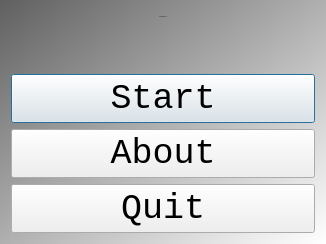
richelbilderbeek/ProjectRichelBilderbeek, file Tools/ToolRichelbilderbeekNlSitemapGenerator/qtsitemapgeneratormenudialog.ui: the form before one commit.
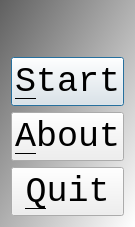
The form after the commit. Icons and pictures are not drawn.

```diff
--- a/Tools/ToolRichelbilderbeekNlSitemapGenerator/qtsitemapgeneratormenudialog.ui
+++ b/Tools/ToolRichelbilderbeekNlSitemapGenerator/qtsitemapgeneratormenudialog.ui
@@ -6,8 +6,8 @@
    <rect>
     <x>0</x>
     <y>0</y>
-    <width>326</width>
-    <height>244</height>
+    <width>129</width>
+    <height>179</height>
    </rect>
   </property>
   <property name="font">
@@ -32,25 +32,6 @@
 QPushButton { font: 32px, &quot;Courier&quot; }</string>
   </property>
   <layout class="QVBoxLayout" name="verticalLayout">
-   <item>
-    <widget class="QLabel" name="label_title">
-     <property name="font">
-      <font>
-       <family>,Courier</family>
-       <pointsize>-1</pointsize>
-       <weight>50</weight>
-       <italic>false</italic>
-       <bold>false</bold>
-      </font>
-     </property>
-     <property name="text">
-      <string>SitemapGenerator</string>
-     </property>
-     <property name="alignment">
-      <set>Qt::AlignCenter</set>
-     </property>
-    </widget>
-   </item>
    <item>
     <widget class="QWidget" name="widget" native="true">
      <layout class="QHBoxLayout" name="horizontalLayout">
@@ -117,21 +98,21 @@
    <item>
     <widget class="QPushButton" name="button_start">
      <property name="text">
-      <string>Start</string>
+      <string>&amp;Start</string>
      </property>
     </widget>
    </item>
    <item>
     <widget class="QPushButton" name="button_about">
      <property name="text">
-      <string>About</string>
+      <string>&amp;About</string>
      </property>
     </widget>
    </item>
    <item>
     <widget class="QPushButton" name="button_quit">
      <property name="text">
-      <string>Quit</string>
+      <string>&amp;Quit</string>
      </property>
     </widget>
    </item>
```
